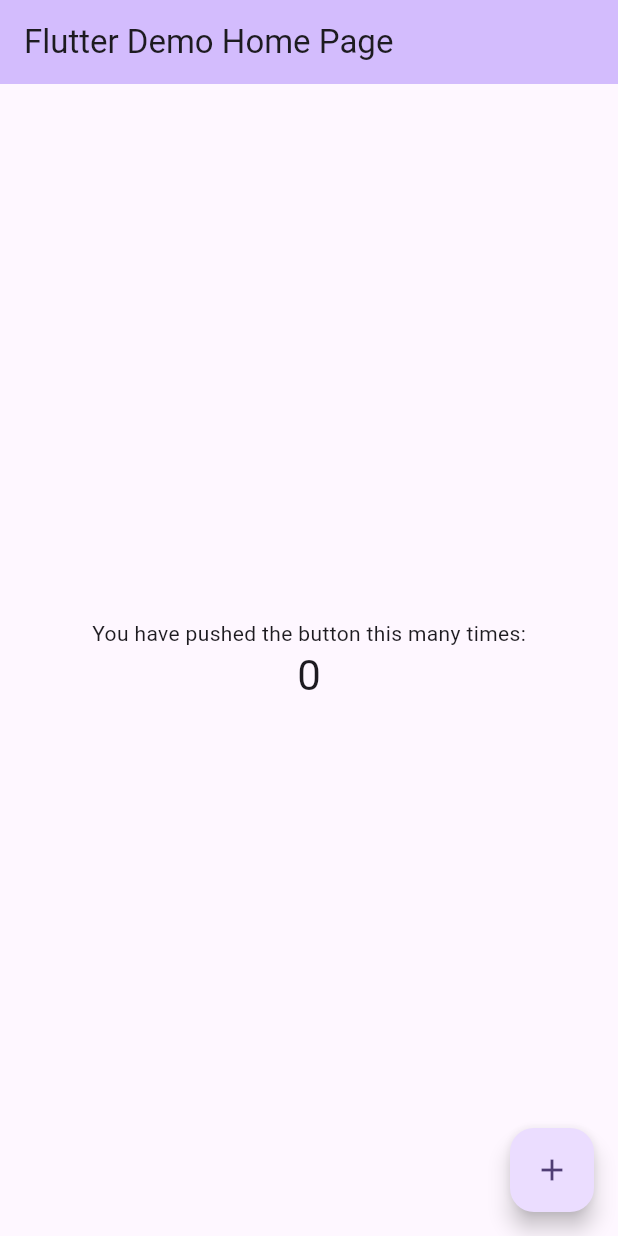
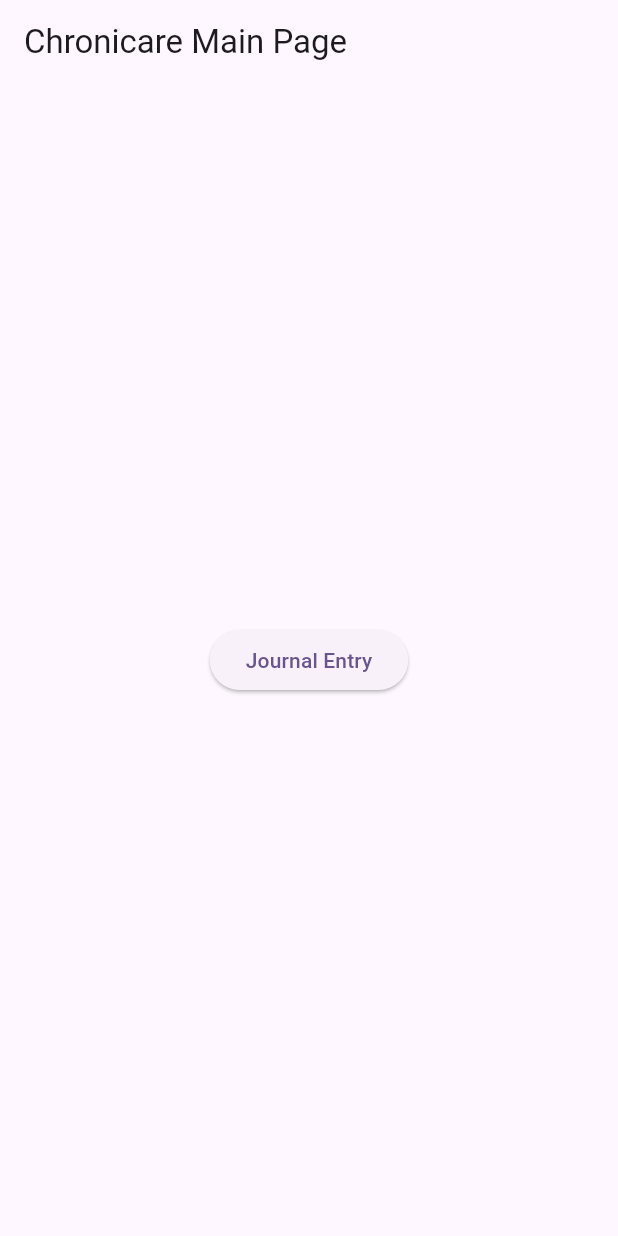
Before and after one commit to KamalShamsi/Chronicare, a Flutter app: the screen it shows after launch, on a phone screen of 412 x 824 dp. Run offline on Flutter 3.47's test engine with Material 2 defaults, Android fonts, the phone set to English and light mode, and no system bars.

```diff
--- a/frontend/lib/main.dart
+++ b/frontend/lib/main.dart
@@ -1,4 +1,5 @@
 import 'package:flutter/material.dart';
+import 'views/journal_entry/journal_entry.dart';
 
 void main() {
   runApp(const MyApp());
@@ -7,119 +8,41 @@ void main() {
 class MyApp extends StatelessWidget {
   const MyApp({super.key});
 
-  // This widget is the root of your application.
   @override
   Widget build(BuildContext context) {
     return MaterialApp(
-      title: 'Flutter Demo',
+      title: 'Chronicare',
       theme: ThemeData(
-        // This is the theme of your application.
-        //
-        // TRY THIS: Try running your application with "flutter run". You'll see
-        // the application has a blue toolbar. Then, without quitting the app,
-        // try changing the seedColor in the colorScheme below to Colors.green
-        // and then invoke "hot reload" (save your changes or press the "hot
-        // reload" button in a Flutter-supported IDE, or press "r" if you used
-        // the command line to start the app).
-        //
-        // Notice that the counter didn't reset back to zero; the application
-        // state is not lost during the reload. To reset the state, use hot
-        // restart instead.
-        //
-        // This works for code too, not just values: Most code changes can be
-        // tested with just a hot reload.
         colorScheme: ColorScheme.fromSeed(seedColor: Colors.deepPurple),
         useMaterial3: true,
       ),
-      home: const MyHomePage(title: 'Flutter Demo Home Page'),
+      home: const MainPage(title: 'Chronicare Main Page'),
     );
   }
 }
 
-class MyHomePage extends StatefulWidget {
-  const MyHomePage({super.key, required this.title});
-
-  // This widget is the home page of your application. It is stateful, meaning
-  // that it has a State object (defined below) that contains fields that affect
-  // how it looks.
-
-  // This class is the configuration for the state. It holds the values (in this
-  // case the title) provided by the parent (in this case the App widget) and
-  // used by the build method of the State. Fields in a Widget subclass are
-  // always marked "final".
+// MainPage is a simple StatelessWidget with a button to navigate to the Journal Entry screen.
+class MainPage extends StatelessWidget {
+  const MainPage({super.key, required this.title});
 
   final String title;
 
   @override
-  State<MyHomePage> createState() => _MyHomePageState();
-}
-
-class _MyHomePageState extends State<MyHomePage> {
-  int _counter = 0;
-
-  void _incrementCounter() {
-    setState(() {
-      // This call to setState tells the Flutter framework that something has
-      // changed in this State, which causes it to rerun the build method below
-      // so that the display can reflect the updated values. If we changed
-      // _counter without calling setState(), then the build method would not be
-      // called again, and so nothing would appear to happen.
-      _counter++;
-    });
-  }
-
-  @override
   Widget build(BuildContext context) {
-    // This method is rerun every time setState is called, for instance as done
-    // by the _incrementCounter method above.
-    //
-    // The Flutter framework has been optimized to make rerunning build methods
-    // fast, so that you can just rebuild anything that needs updating rather
-    // than having to individually change instances of widgets.
     return Scaffold(
       appBar: AppBar(
-        // TRY THIS: Try changing the color here to a specific color (to
-        // Colors.amber, perhaps?) and trigger a hot reload to see the AppBar
-        // change color while the other colors stay the same.
-        backgroundColor: Theme.of(context).colorScheme.inversePrimary,
-        // Here we take the value from the MyHomePage object that was created by
-        // the App.build method, and use it to set our appbar title.
-        title: Text(widget.title),
+        title: Text(title),
       ),
       body: Center(
-        // Center is a layout widget. It takes a single child and positions it
-        // in the middle of the parent.
-        child: Column(
-          // Column is also a layout widget. It takes a list of children and
-          // arranges them vertically. By default, it sizes itself to fit its
-          // children horizontally, and tries to be as tall as its parent.
-          //
-          // Column has various properties to control how it sizes itself and
-          // how it positions its children. Here we use mainAxisAlignment to
-          // center the children vertically; the main axis here is the vertical
-          // axis because Columns are vertical (the cross axis would be
-          // horizontal).
-          //
-          // TRY THIS: Invoke "debug painting" (choose the "Toggle Debug Paint"
-          // action in the IDE, or press "p" in the console), to see the
-          // wireframe for each widget.
-          mainAxisAlignment: MainAxisAlignment.center,
-          children: <Widget>[
-            const Text(
-              'You have pushed the button this many times:',
-            ),
-            Text(
-              '$_counter',
-              style: Theme.of(context).textTheme.headlineMedium,
-            ),
-          ],
+        child: ElevatedButton(
+          onPressed: () {
+            Navigator.of(context).push(
+              MaterialPageRoute(builder: (context) => JournalEntryScreen()),
+            );
+          },
+          child: const Text('Journal Entry'),
         ),
       ),
-      floatingActionButton: FloatingActionButton(
-        onPressed: _incrementCounter,
-        tooltip: 'Increment',
-        child: const Icon(Icons.add),
-      ), // This trailing comma makes auto-formatting nicer for build methods.
     );
   }
 }
```
Also changed, not shown: frontend/lib/views/journal_entry/journal_entry.dart (added, +39 -0 lines), frontend/lib/views/notification_bell/notification_bell.dart (added, +15 -0 lines), frontend/lib/views/profile/profile.dart (added, +15 -0 lines), frontend/lib/widgets/navigation_bar.dart (added, +73 -0 lines).
